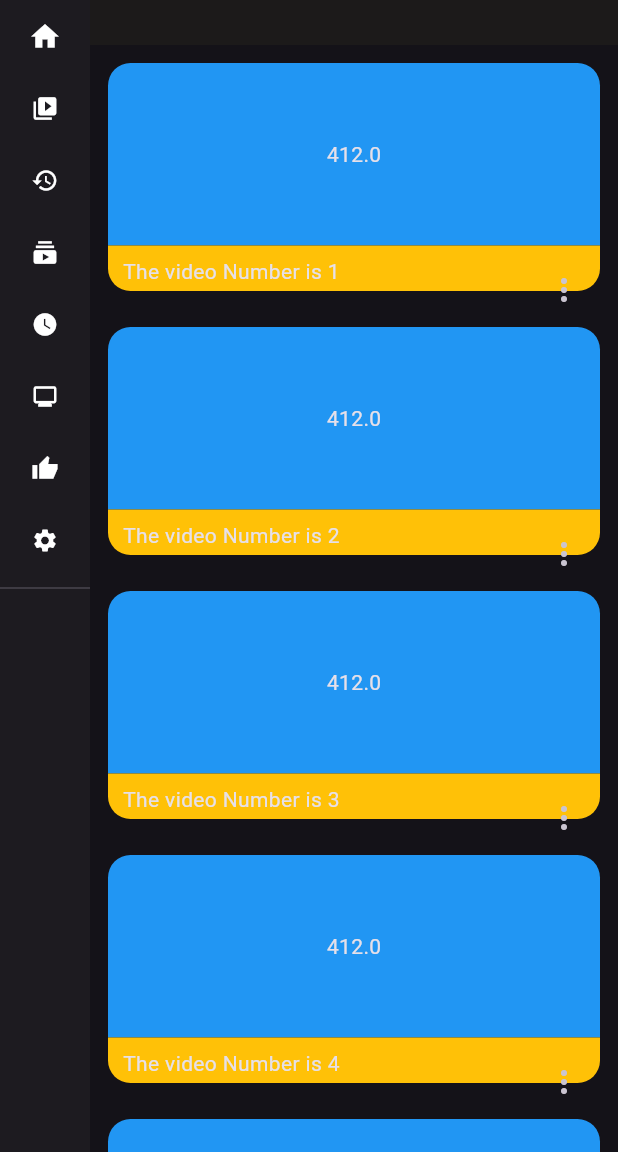
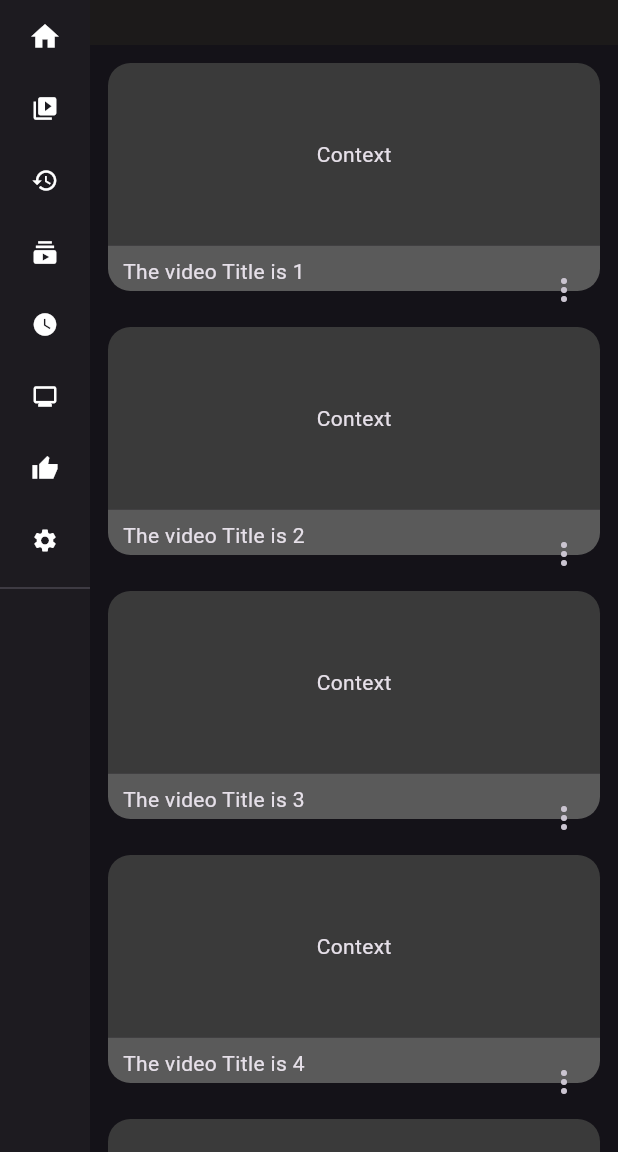
Before and after one commit to rubayet27/responsive_flytube, a Flutter app: the Tablet screen opened directly, on a phone screen of 412 x 824 dp, the part 84-1236 px from its top. Run offline on Flutter 3.47's test engine with Material 3 defaults, Android fonts, the phone set to English and light mode, and no system bars.

Commit message:
edit colors

```diff
--- a/lib/Layouts/content_page.dart
+++ b/lib/Layouts/content_page.dart
@@ -38,14 +38,14 @@ class _ContentPage extends State<ContentPage> {
                       flex: 4,
                       child: Container(
                         decoration: const BoxDecoration(
-                          color: Colors.blue,
+                          color: Color.fromARGB(255, 58, 58, 58),
                           borderRadius: BorderRadius.only(
                             topLeft: Radius.circular(15),
                             topRight: Radius.circular(15),
                           ),
                         ),
-                        child: Center(
-                          child: Text(wid.toString()),
+                        child: const Center(
+                          child: Text("Context"),
                         ),
                       ),
                     ),
@@ -53,7 +53,7 @@ class _ContentPage extends State<ContentPage> {
                       flex: 1,
                       child: Container(
                         decoration: const BoxDecoration(
-                          color: Colors.amber,
+                          color: Color.fromARGB(255, 90, 90, 90),
                           borderRadius: BorderRadius.only(
                             bottomLeft: Radius.circular(15),
                             bottomRight: Radius.circular(15),
@@ -67,7 +67,7 @@ class _ContentPage extends State<ContentPage> {
                               Padding(
                                 padding:
                                     const EdgeInsets.only(left: 10, top: 5),
-                                child: Text("The video Number is ${index + 1}"),
+                                child: Text("The video Title is ${index + 1}"),
                               ),
                               Padding(
                                 padding: const EdgeInsets.only(top: 10),
```
Also changed, not shown: pubspec.lock.
